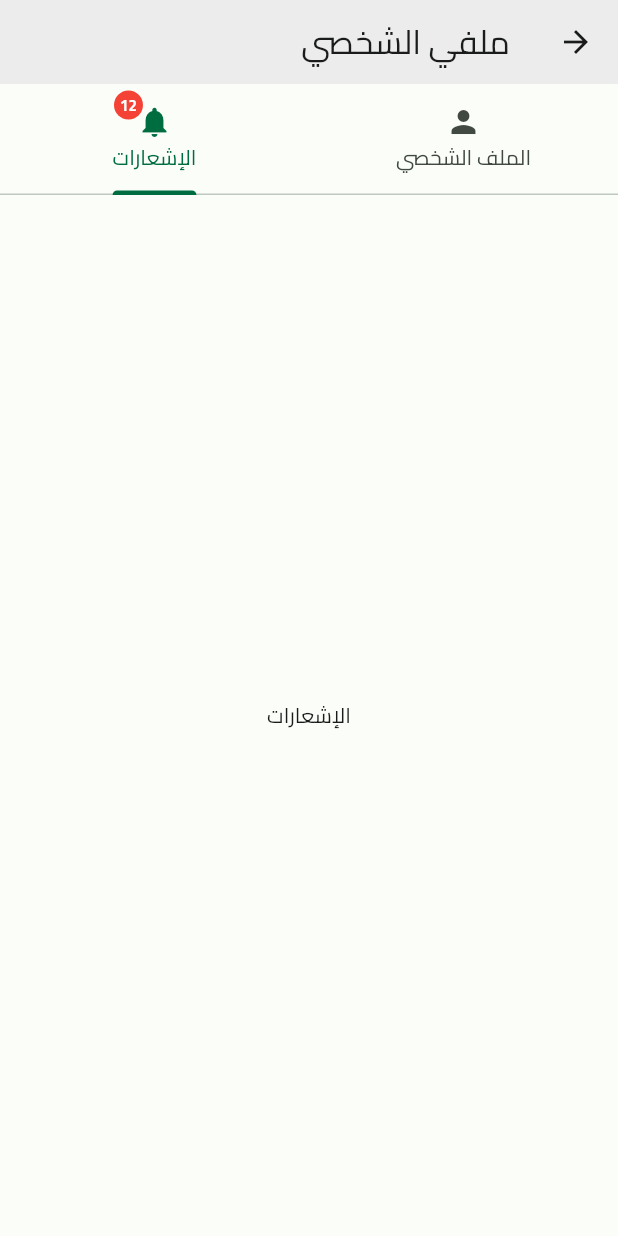
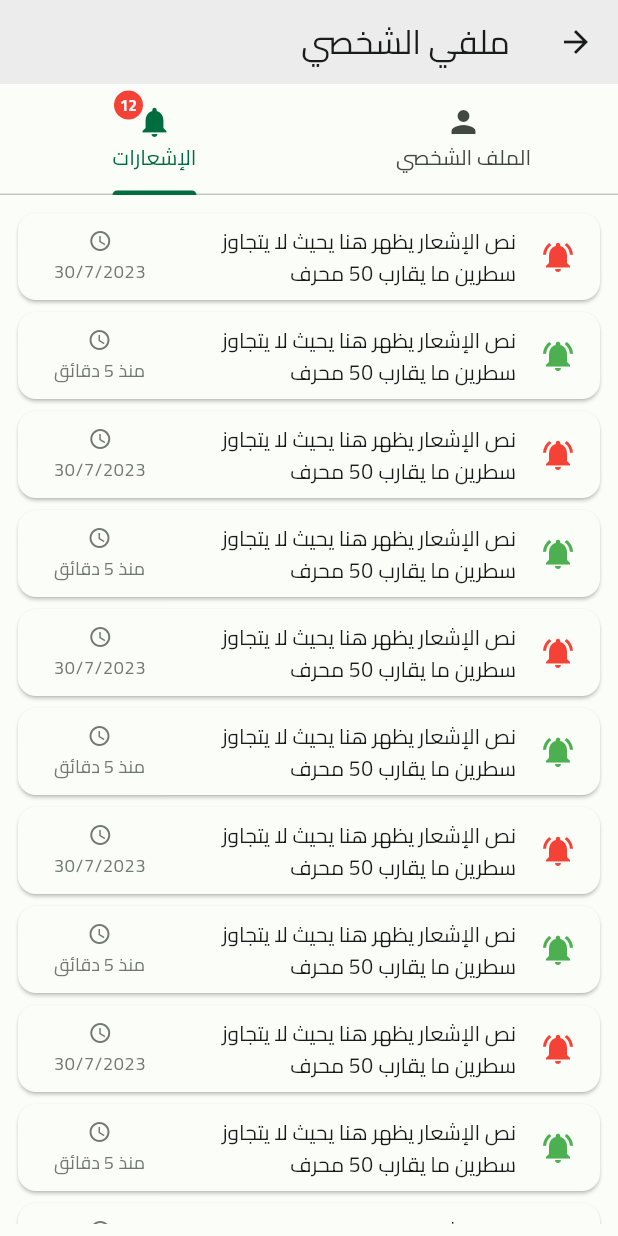
Before and after one commit to Foss53602/waseet, a Flutter app: the ProfilePage screen opened directly, tab 2 chosen, on a phone screen of 412 x 824 dp. Run offline on Flutter 3.47's test engine with Material 2 defaults, Android fonts, the phone set to English and light mode, and no system bars; our stand-ins replace card_swiper; network calls fail.

Commit message:
notification

```diff
--- a/lib/profile_page.dart
+++ b/lib/profile_page.dart
@@ -82,8 +82,44 @@ class _ProfilePageState extends State<ProfilePage> {
                       ),
                       // notification tab
                       Container(
-                        child: Center(
-                          child: Text('الإشعارات'),
+                        margin: EdgeInsets.all(8),
+                        child: ListView.builder(
+                          itemBuilder: (context, index) {
+                            return Card(
+                              child: ListTile(
+                                minLeadingWidth: 0,
+                                leading: Icon(Icons.notifications_active,
+                                    color: index % 2 == 0
+                                        ? Colors.red
+                                        : Colors.green),
+                                title: Text(
+                                    'نص الإشعار يظهر هنا يحيث لا يتجاوز سطرين ما يقارب 50 محرف',
+                                    style: TextStyle(fontSize: 14)),
+                                trailing: Column(
+                                  mainAxisSize: MainAxisSize.min,
+                                  children: [
+                                    //icon
+                                    Icon(Icons.access_time,
+                                        color: Theme.of(context)
+                                            .colorScheme
+                                            .outline,
+                                        size: 16),
+                                    SizedBox(height: 4),
+                                    Text(
+                                        index % 2 == 0
+                                            ? '30/7/2023'
+                                            : 'منذ 5 دقائق',
+                                        style: TextStyle(
+                                            fontSize: 12,
+                                            color: Theme.of(context)
+                                                .colorScheme
+                                                .outline)),
+                                  ],
+                                ),
+                              ),
+                            );
+                          },
+                          itemCount: 15,
                         ),
                       ),
                     ],
```
Also changed, not shown: lib/home_page.dart (+21 -2 lines).
